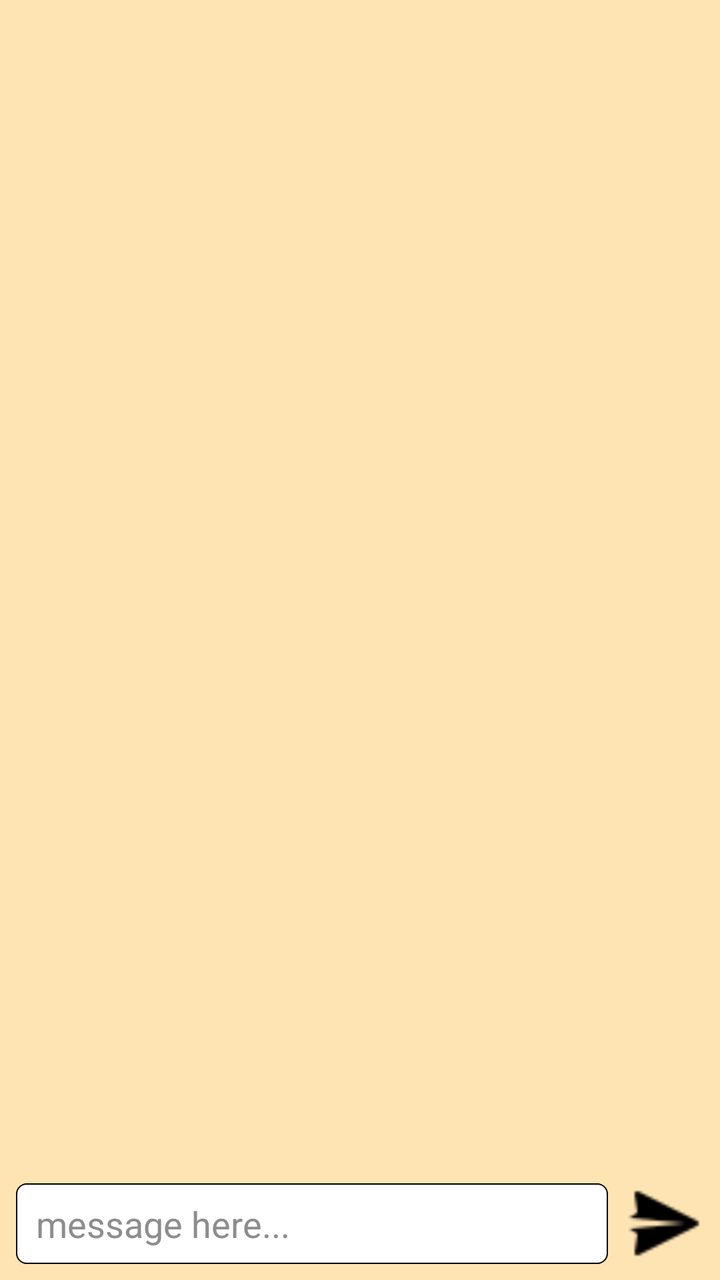
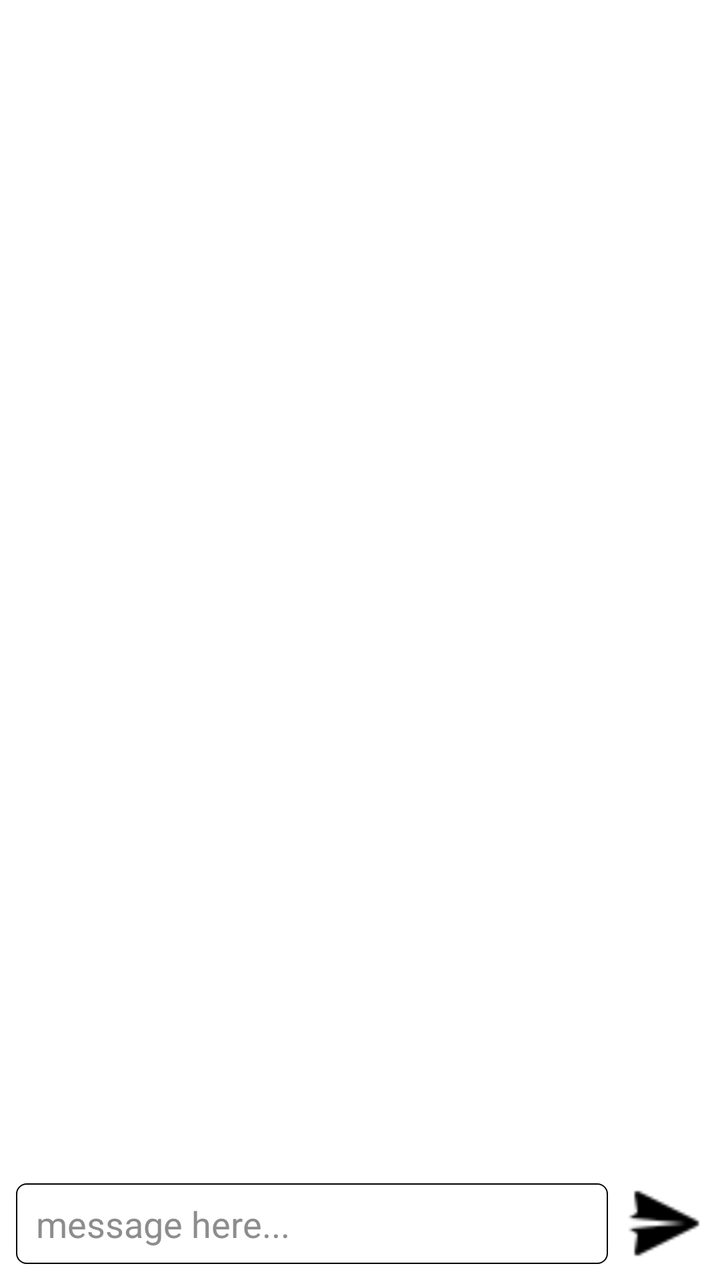

Two renders of the same Android screen: before a commit and after it. Below are the layout's source before the change and the commit's diff.
<!-- AndroidManifest.xml: application theme Theme.NChat -->
<!-- res/layout/activity_chat.xml -->
<?xml version="1.0" encoding="utf-8"?>
<androidx.constraintlayout.widget.ConstraintLayout
    xmlns:android="http://schemas.android.com/apk/res/android"
    xmlns:app="http://schemas.android.com/apk/res-auto"
    android:id="@+id/main"
    android:layout_width="match_parent"
    android:layout_height="match_parent"
    android:background="#FFE4B3"
    android:fitsSystemWindows="true"
    >

    
    <androidx.recyclerview.widget.RecyclerView
        android:id="@+id/recyclerView"
        android:layout_width="match_parent"
        android:layout_height="wrap_content"
        app:layout_constraintBottom_toTopOf="@id/bottomLayout"
        app:layout_constraintStart_toStartOf="parent"
        app:layout_constraintEnd_toEndOf="parent"/>

    
    <LinearLayout
        android:id="@+id/bottomLayout"
        android:layout_width="match_parent"
        android:layout_height="wrap_content"
        android:orientation="horizontal"
        android:gravity="center_vertical"
        android:padding="8dp"
        app:layout_constraintBottom_toBottomOf="parent"
        app:layout_constraintStart_toStartOf="parent"
        app:layout_constraintEnd_toEndOf="parent">

        <EditText
            android:id="@+id/editText"
            android:layout_width="0dp"
            android:layout_height="wrap_content"
            android:layout_weight="1"
            android:background="@drawable/edittext_background"
            android:hint="message here..."
            android:paddingHorizontal="10dp"
            android:paddingVertical="8dp"
            android:gravity="center_vertical"
            android:textColor="@color/black"
            android:textColorHint="#8D8D8D"/>

        <ImageView
            android:id="@+id/sentButton"
            android:layout_width="40dp"
            android:layout_height="40dp"
            android:layout_marginStart="8dp"
            android:src="@drawable/sent_30"/>
    </LinearLayout>

</androidx.constraintlayout.widget.ConstraintLayout>
<!-- resources referenced by this layout -->
<resources>
  <color name="black">#FF000000</color>
  <!-- drawable edittext_background (drawable) -->
  <?xml version="1.0" encoding="utf-8"?>
  <shape xmlns:android="http://schemas.android.com/apk/res/android">
      <solid android:color="#FFFFFF" />
      <corners android:radius="5dp" />
      <stroke
          android:width="0.5dp"
          android:color="@color/black" />
  </shape>
  <!-- drawable sent_30: png bitmap (drawable, 299 bytes) -->
  <style name="Theme.NChat" parent="Base.Theme.NChat" />
  <style name="Base.Theme.NChat" parent="Theme.Material3.DayNight.NoActionBar">
          
          
      </style>
</resources>

<!-- the commit's change to res/layout/activity_chat.xml (unified diff, before → after) -->
@@ -5,7 +5,7 @@
     android:id="@+id/main"
     android:layout_width="match_parent"
     android:layout_height="match_parent"
-    android:background="#FFE4B3"
+    android:background="@color/white"
     android:fitsSystemWindows="true"
     >
 
<!-- resource entries referenced after the edit -->
@@ -1,6 +1,7 @@
 <!-- resources referenced by this layout -->
 <resources>
   <color name="black">#FF000000</color>
+  <color name="white">#FFFFFFFF</color>
   <!-- drawable edittext_background (drawable) -->
   <?xml version="1.0" encoding="utf-8"?>
   <shape xmlns:android="http://schemas.android.com/apk/res/android">
